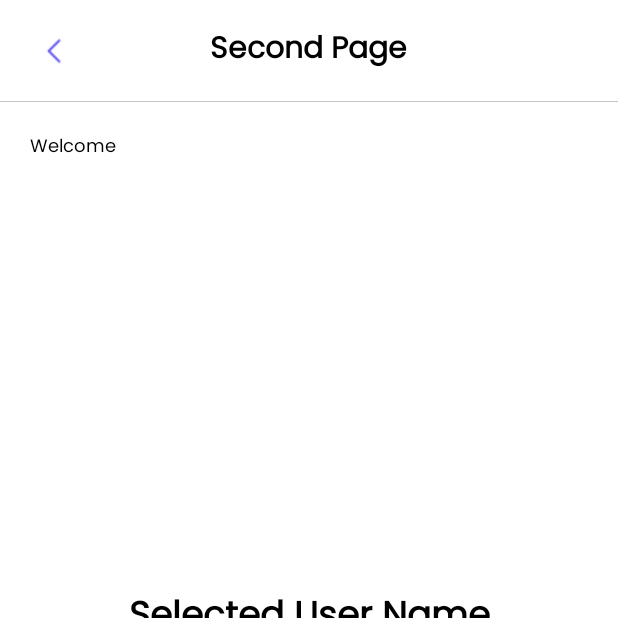
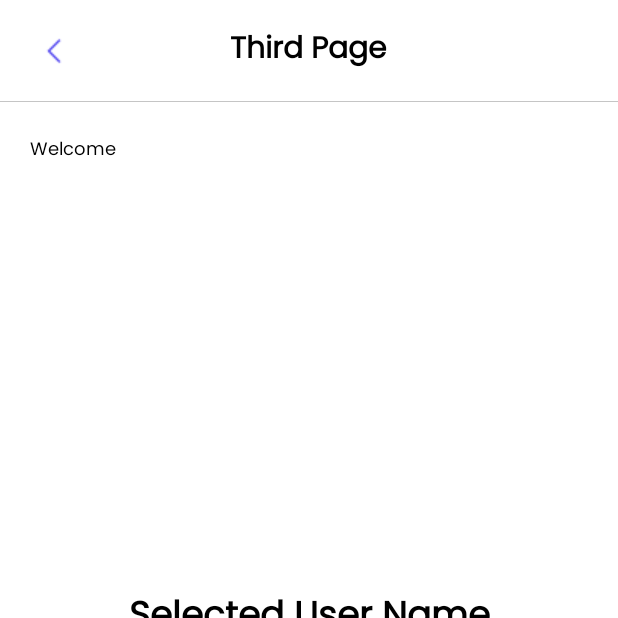
Before and after one commit to farhan3001/SuitMedia, an Android app: the ThirdFragment screen opened through its navigation route, after a tap on an icon or button, on a phone screen of 412 x 824 dp, the top half of it. Run offline under Robolectric (Android 15) with nearby library versions, the phone set to English and light mode, and no system bars; our stand-ins replace Picasso; pictures from the network do not load.

Commit message:
fixing code smells and refactoring (this isn't the commit for the assignment, it's only my interest to fix the code)

```diff
--- a/app/src/main/java/com/example/suitmedia/SecondPage/SecondFragment.kt
+++ b/app/src/main/java/com/example/suitmedia/SecondPage/SecondFragment.kt
@@ -4,6 +4,7 @@ import android.os.Bundle
 import android.view.LayoutInflater
 import android.view.View
 import android.view.ViewGroup
+import android.widget.ImageButton
 import androidx.fragment.app.Fragment
 import androidx.fragment.app.activityViewModels
 import androidx.navigation.fragment.findNavController
@@ -18,6 +19,8 @@ class SecondFragment : Fragment() {
 
     private var _binding: FragmentSecondBinding? = null
     private val sharedViewModel: SharedView by activityViewModels()
+
+    private lateinit var buttonBack: ImageButton
 
     private val binding get() = _binding!!
 
@@ -48,8 +51,8 @@ class SecondFragment : Fragment() {
         binding.buttonFirst.setOnClickListener {
             findNavController().navigate(R.id.action_SecondFragment_to_ThirdFragment)
         }
-
-        binding.buttonBack.setOnClickListener {
+        buttonBack = view.findViewById(R.id.button_back)
+        buttonBack.setOnClickListener {
             findNavController().navigate(R.id.action_SecondFragment_to_FirstFragment)
         }
     }
--- a/app/src/main/java/com/example/suitmedia/ThirdPage/API/Data.kt
+++ b/app/src/main/java/com/example/suitmedia/ThirdPage/API/DataDomain.kt
@@ -8,7 +8,7 @@ import com.example.suitmedia.ThirdPage.UserAdapter
 import kotlinx.coroutines.MainScope
 import kotlinx.coroutines.launch
 
-class Data {
+class DataDomain {
 
     private var users = emptyList<Users>()
 
--- a/app/src/main/java/com/example/suitmedia/ThirdPage/ThirdFragment.kt
+++ b/app/src/main/java/com/example/suitmedia/ThirdPage/ThirdFragment.kt
@@ -13,25 +13,22 @@ import androidx.swiperefreshlayout.widget.SwipeRefreshLayout
 import com.example.suitmedia.R
 import com.example.suitmedia.ThirdPage.API.APIInstance
 import com.example.suitmedia.ThirdPage.API.ApiService
-import com.example.suitmedia.ThirdPage.API.Data
+import com.example.suitmedia.ThirdPage.API.DataDomain
 import com.example.suitmedia.databinding.FragmentThirdBinding
 
 
 class ThirdFragment : Fragment() {
     private var _binding: FragmentThirdBinding? = null
 
-    //    private val binding get() = _binding!!
     private lateinit var userAdapter: UserAdapter
 
     private lateinit var recyclerView: RecyclerView
-
     private lateinit var swipe: SwipeRefreshLayout
-
     private lateinit var buttonBack: ImageButton
 
     private lateinit var apiService: ApiService
     private var apiInstance = APIInstance
-    private var data = Data()
+    private var dataDomain = DataDomain()
 
     override fun onCreateView(
         inflater: LayoutInflater, container: ViewGroup?,
@@ -41,6 +38,8 @@ class ThirdFragment : Fragment() {
 
         recyclerView = rootView.findViewById(R.id.my_recycler_view)
         swipe = rootView.findViewById(R.id.swipe_to_refresh)
+        buttonBack = rootView.findViewById(R.id.button_back)
+
         userAdapter = UserAdapter(emptyList())
         apiService = apiInstance.runApiService()
 
@@ -57,8 +56,6 @@ class ThirdFragment : Fragment() {
     override fun onViewCreated(view: View, savedInstanceState: Bundle?) {
         super.onViewCreated(view, savedInstanceState)
 
-        buttonBack = view.findViewById(R.id.button_back)
-
         buttonBack.setOnClickListener {
             findNavController().navigate(R.id.action_ThirdFragment_to_SecondFragment)
         }
@@ -73,15 +70,15 @@ class ThirdFragment : Fragment() {
 
     private fun refreshFragment() {
         swipe.setOnRefreshListener {
-            data.fetchData(1, 10, userAdapter, apiService, context)
-            data.emptyUserList()
+            dataDomain.fetchData(1, 10, userAdapter, apiService, context)
+            dataDomain.emptyUserList()
             swipe.isRefreshing = false
         }
     }
 
     private fun getData() {
-        data.fetchData(1, 10, userAdapter, apiService, context)
-        data.emptyUserList()
+        dataDomain.fetchData(1, 10, userAdapter, apiService, context)
+        dataDomain.emptyUserList()
     }
 
 
--- a/app/src/main/res/layout/fragment_second.xml
+++ b/app/src/main/res/layout/fragment_second.xml
@@ -8,45 +8,20 @@
     android:fitsSystemWindows="true"
     tools:context=".SecondPage.SecondFragment">
 
-    <RelativeLayout
-        android:id="@+id/toolbar"
-        android:layout_width="match_parent"
-        android:layout_height="wrap_content"
-        android:background="@drawable/toolbar"
-        app:layout_constraintEnd_toEndOf="parent"
-        app:layout_constraintStart_toStartOf="parent"
-        app:layout_constraintTop_toTopOf="parent">
-
-        <ImageButton
-            android:id="@+id/button_back"
-            android:layout_width="wrap_content"
-            android:layout_height="wrap_content"
-            android:backgroundTint="@android:color/transparent"
-            android:src="@drawable/ic_back" />
-
-        <TextView
-            android:layout_width="wrap_content"
-            android:layout_height="wrap_content"
-            android:layout_centerInParent="true"
-            android:fontFamily="@font/poppins"
-            android:text="Second Page"
-            android:textColor="@color/black"
-            android:textSize="20sp"
-            android:textStyle="bold" />
-    </RelativeLayout>
+    <include layout="@layout/toolbar"/>
 
     <TextView
         android:id="@+id/welcome"
         android:layout_width="wrap_content"
         android:layout_height="wrap_content"
         android:layout_marginStart="20dp"
-        android:layout_marginTop="20dp"
+        android:layout_marginTop="90dp"
         android:fontFamily="@font/poppins"
         android:text="Welcome"
         android:textColor="@color/black"
         android:textSize="12sp"
         app:layout_constraintStart_toStartOf="parent"
-        app:layout_constraintTop_toBottomOf="@id/toolbar" />
+        app:layout_constraintTop_toTopOf="parent" />
 
     <TextView
         android:id="@+id/name"
--- a/app/src/main/res/layout/item_user.xml
+++ b/app/src/main/res/layout/item_user.xml
@@ -3,7 +3,7 @@
     xmlns:android="http://schemas.android.com/apk/res/android"
     android:layout_width="match_parent"
     android:id="@+id/item"
-    android:paddingHorizontal="10dp"
+    android:paddingHorizontal="15dp"
     android:paddingVertical="10dp"
     android:layout_height="wrap_content">
 
@@ -11,6 +11,7 @@
         android:id="@+id/imageViewAvatar"
         android:layout_width="80dp"
         android:layout_height="80dp"
+        android:src="@drawable/background"
         android:scaleType="centerCrop" />
 
     <RelativeLayout
@@ -38,7 +39,4 @@
             android:textColor="@color/black"
             android:textSize="10sp" />
     </RelativeLayout>
-
-
-
 </LinearLayout>
--- /dev/null
+++ b/app/src/main/res/layout/toolbar.xml
@@ -0,0 +1,33 @@
+<?xml version="1.0" encoding="utf-8"?>
+<androidx.constraintlayout.widget.ConstraintLayout xmlns:android="http://schemas.android.com/apk/res/android"
+    android:layout_width="match_parent"
+    android:layout_height="match_parent"
+    xmlns:app="http://schemas.android.com/apk/res-auto">
+
+    <RelativeLayout
+        android:id="@+id/toolbar"
+        android:layout_width="match_parent"
+        android:layout_height="wrap_content"
+        android:background="@drawable/toolbar"
+        app:layout_constraintEnd_toEndOf="parent"
+        app:layout_constraintStart_toStartOf="parent"
+        app:layout_constraintTop_toTopOf="parent">
+
+        <ImageButton
+            android:id="@+id/button_back"
+            android:layout_width="wrap_content"
+            android:layout_height="wrap_content"
+            android:backgroundTint="@android:color/transparent"
+            android:src="@drawable/ic_back" />
+
+        <TextView
+            android:layout_width="wrap_content"
+            android:layout_height="wrap_content"
+            android:layout_centerInParent="true"
+            android:fontFamily="@font/poppins"
+            android:text="Third Page"
+            android:textColor="@color/black"
+            android:textSize="20sp"
+            android:textStyle="bold" />
+    </RelativeLayout>
+</androidx.constraintlayout.widget.ConstraintLayout>
```
Also changed, not shown: app/src/main/res/layout/fragment_third.xml (+3 -30 lines).
